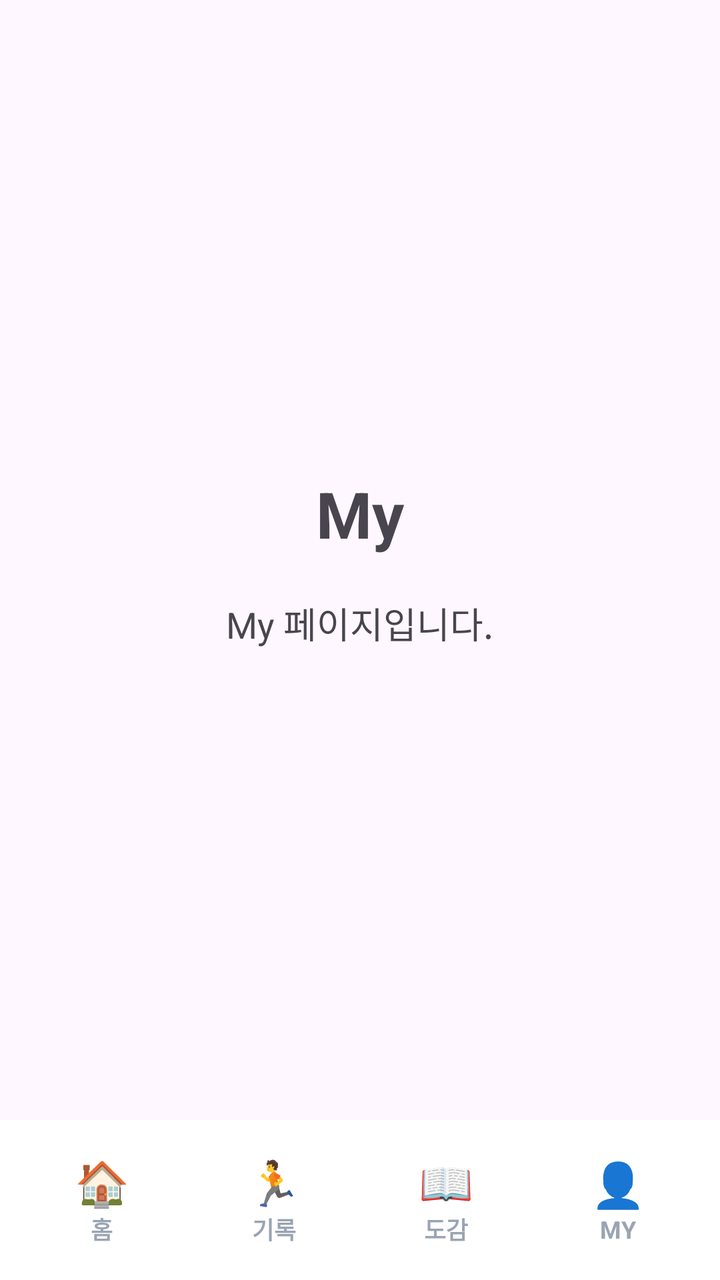
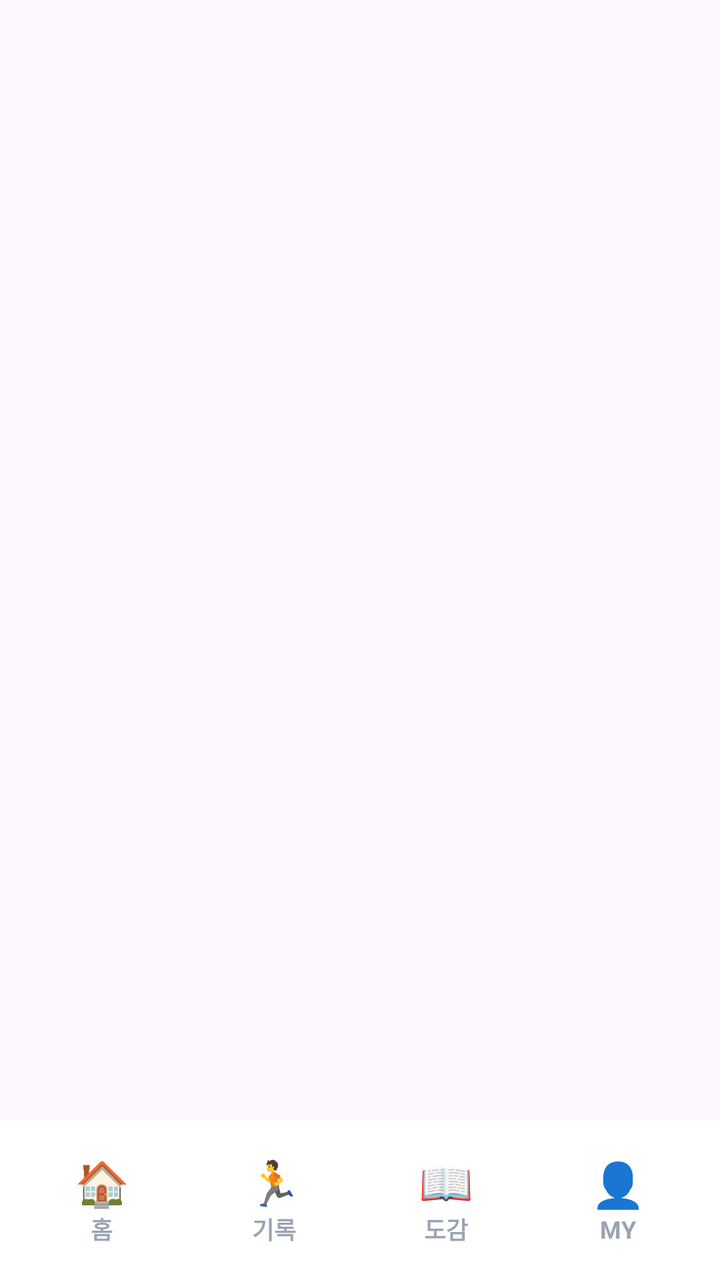

Two renders of the same Android screen: before a commit and after it. Below are the layout's source before the change and the commit's diff.
<!-- AndroidManifest.xml: application theme Theme.RunCatch -->
<!-- res/layout/activity_my.xml -->
<?xml version="1.0" encoding="utf-8"?>
<LinearLayout
    xmlns:android="http://schemas.android.com/apk/res/android"
    android:id="@+id/my"
    android:layout_width="match_parent"
    android:layout_height="match_parent"
    android:orientation="vertical">

    
    <LinearLayout
        android:layout_width="match_parent"
        android:layout_height="0dp"
        android:layout_weight="1"
        android:orientation="vertical"
        android:gravity="center"
        android:padding="24dp">

        <TextView
            android:layout_width="wrap_content"
            android:layout_height="wrap_content"
            android:text="My"
            android:textSize="32sp"
            android:textStyle="bold" />

        <TextView
            android:layout_width="wrap_content"
            android:layout_height="wrap_content"
            android:layout_marginTop="20dp"
            android:text="My 페이지입니다."
            android:textSize="18sp" />

    </LinearLayout>

    
    <include layout="@layout/bottom_nav"/>

</LinearLayout>
<!-- res/layout/bottom_nav.xml (included above) -->
<?xml version="1.0" encoding="utf-8"?>
<LinearLayout xmlns:android="http://schemas.android.com/apk/res/android"
    android:id="@+id/collection"
    android:layout_width="match_parent"
    android:layout_height="wrap_content"
    android:background="@color/white"
    android:gravity="bottom"
    android:orientation="vertical">

    <LinearLayout
        android:layout_width="match_parent"
        android:layout_height="80dp"
        android:orientation="horizontal"
        android:paddingStart="8dp"
        android:paddingEnd="8dp">

        <LinearLayout
            android:id="@+id/homeNavButton"
            android:layout_width="0dp"
            android:layout_height="match_parent"
            android:layout_weight="1"
            android:background="?android:attr/selectableItemBackgroundBorderless"
            android:clickable="true"
            android:focusable="true"
            android:gravity="center"
            android:orientation="vertical">

            <TextView
                android:layout_width="wrap_content"
                android:layout_height="wrap_content"
                android:text="🏠"
                android:textColor="@color/black"
                android:textSize="22sp" />

            <TextView
                android:layout_width="wrap_content"
                android:layout_height="wrap_content"
                android:duplicateParentState="true"
                android:text="홈"
                android:textColor="@color/nav_label"
                android:textSize="12sp"
                android:textStyle="bold" />

        </LinearLayout>

        <LinearLayout
            android:id="@+id/recordNavButton"
            android:layout_width="0dp"
            android:layout_height="match_parent"
            android:layout_weight="1"
            android:background="?android:attr/selectableItemBackgroundBorderless"
            android:clickable="true"
            android:focusable="true"
            android:gravity="center"
            android:orientation="vertical">

            <TextView
                android:layout_width="wrap_content"
                android:layout_height="wrap_content"
                android:text="🏃"
                android:textColor="@color/black"
                android:textSize="22sp" />

            <TextView
                android:layout_width="wrap_content"
                android:layout_height="wrap_content"
                android:duplicateParentState="true"
                android:text="기록"
                android:textColor="@color/nav_label"
                android:textSize="12sp"
                android:textStyle="bold" />

        </LinearLayout>

        <LinearLayout
            android:id="@+id/collectionNavButton"
            android:layout_width="0dp"
            android:layout_height="match_parent"
            android:layout_weight="1"
            android:background="?android:attr/selectableItemBackgroundBorderless"
            android:clickable="true"
            android:focusable="true"
            android:gravity="center"
            android:orientation="vertical">

            <TextView
                android:layout_width="wrap_content"
                android:layout_height="wrap_content"
                android:text="📖"
                android:textColor="@color/black"
                android:textSize="22sp" />

            <TextView
                android:layout_width="wrap_content"
                android:layout_height="wrap_content"
                android:duplicateParentState="true"
                android:text="도감"
                android:textColor="@color/nav_label"
                android:textSize="12sp"
                android:textStyle="bold" />

        </LinearLayout>

        <LinearLayout
            android:id="@+id/myNavButton"
            android:layout_width="0dp"
            android:layout_height="match_parent"
            android:layout_weight="1"
            android:background="?android:attr/selectableItemBackgroundBorderless"
            android:clickable="true"
            android:focusable="true"
            android:gravity="center"
            android:orientation="vertical">

            <TextView
                android:layout_width="wrap_content"
                android:layout_height="wrap_content"
                android:text="👤"
                android:textColor="@color/black"
                android:textSize="22sp" />

            <TextView
                android:layout_width="wrap_content"
                android:layout_height="wrap_content"
                android:duplicateParentState="true"
                android:text="MY"
                android:textColor="@color/nav_label"
                android:textSize="12sp"
                android:textStyle="bold" />

        </LinearLayout>
    </LinearLayout>
</LinearLayout>
<!-- resources referenced by this layout -->
<resources>
  <color name="black">#FF000000</color>
  <color name="white">#FFFFFFFF</color>
  <style name="Theme.RunCatch" parent="Base.Theme.RunCatch" />
  <style name="Base.Theme.RunCatch" parent="Theme.Material3.DayNight.NoActionBar">
          
          
      </style>
</resources>

<!-- the commit's change to res/layout/activity_my.xml (unified diff, before → after) -->
@@ -7,29 +7,11 @@
     android:orientation="vertical">
 
     
-    <LinearLayout
+    <FrameLayout
+        android:id="@+id/characterArea"
         android:layout_width="match_parent"
         android:layout_height="0dp"
-        android:layout_weight="1"
-        android:orientation="vertical"
-        android:gravity="center"
-        android:padding="24dp">
-
-        <TextView
-            android:layout_width="wrap_content"
-            android:layout_height="wrap_content"
-            android:text="My"
-            android:textSize="32sp"
-            android:textStyle="bold" />
-
-        <TextView
-            android:layout_width="wrap_content"
-            android:layout_height="wrap_content"
-            android:layout_marginTop="20dp"
-            android:text="My 페이지입니다."
-            android:textSize="18sp" />
-
-    </LinearLayout>
+        android:layout_weight="1" />
 
     
     <include layout="@layout/bottom_nav"/>
